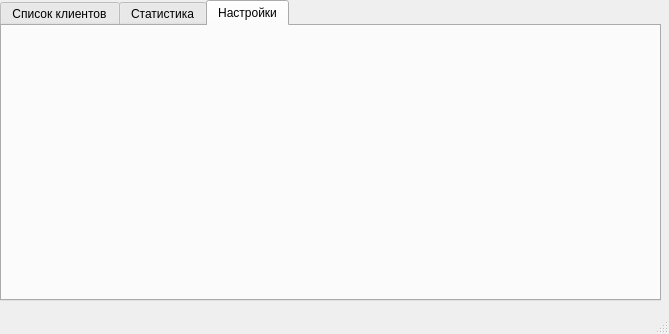
First picture: the form in lesson-04/server/views/server_gui.ui, repository KTo1/qt-with-db, before the edit.
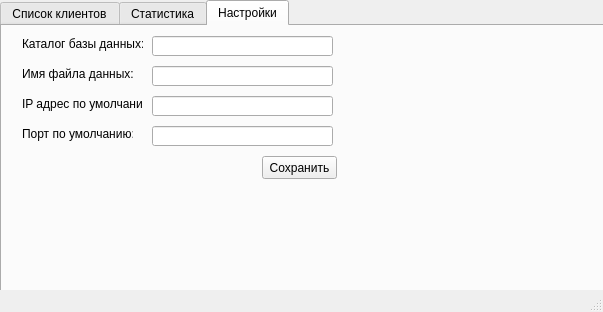
Second picture: the form after the edit. The open tabs and pages were chosen to show the change.

What changed in the file:
```diff
--- a/lesson-04/server/views/server_gui.ui
+++ b/lesson-04/server/views/server_gui.ui
@@ -6,8 +6,8 @@
    <rect>
     <x>0</x>
     <y>0</y>
-    <width>669</width>
-    <height>334</height>
+    <width>603</width>
+    <height>312</height>
    </rect>
   </property>
   <property name="windowTitle">
@@ -50,6 +50,111 @@
      <attribute name="title">
       <string>Настройки</string>
      </attribute>
+     <widget class="QLabel" name="label">
+      <property name="geometry">
+       <rect>
+        <x>20</x>
+        <y>10</y>
+        <width>121</width>
+        <height>16</height>
+       </rect>
+      </property>
+      <property name="text">
+       <string>Каталог базы данных:</string>
+      </property>
+     </widget>
+     <widget class="QLabel" name="label_2">
+      <property name="geometry">
+       <rect>
+        <x>20</x>
+        <y>40</y>
+        <width>121</width>
+        <height>16</height>
+       </rect>
+      </property>
+      <property name="text">
+       <string>Имя файла данных:</string>
+      </property>
+     </widget>
+     <widget class="QLabel" name="label_3">
+      <property name="geometry">
+       <rect>
+        <x>20</x>
+        <y>70</y>
+        <width>121</width>
+        <height>16</height>
+       </rect>
+      </property>
+      <property name="text">
+       <string>IP адрес по умолчанию:</string>
+      </property>
+     </widget>
+     <widget class="QLabel" name="label_4">
+      <property name="geometry">
+       <rect>
+        <x>20</x>
+        <y>100</y>
+        <width>111</width>
+        <height>16</height>
+       </rect>
+      </property>
+      <property name="text">
+       <string>Порт по умолчанию:</string>
+      </property>
+     </widget>
+     <widget class="QLineEdit" name="edt_database_dir">
+      <property name="geometry">
+       <rect>
+        <x>150</x>
+        <y>10</y>
+        <width>181</width>
+        <height>20</height>
+       </rect>
+      </property>
+     </widget>
+     <widget class="QLineEdit" name="edt_database_file">
+      <property name="geometry">
+       <rect>
+        <x>150</x>
+        <y>40</y>
+        <width>181</width>
+        <height>20</height>
+       </rect>
+      </property>
+     </widget>
+     <widget class="QLineEdit" name="edt_default_address">
+      <property name="geometry">
+       <rect>
+        <x>150</x>
+        <y>70</y>
+        <width>181</width>
+        <height>20</height>
+       </rect>
+      </property>
+     </widget>
+     <widget class="QLineEdit" name="edt_default_port">
+      <property name="geometry">
+       <rect>
+        <x>150</x>
+        <y>100</y>
+        <width>181</width>
+        <height>20</height>
+       </rect>
+      </property>
+     </widget>
+     <widget class="QPushButton" name="btn_save">
+      <property name="geometry">
+       <rect>
+        <x>260</x>
+        <y>130</y>
+        <width>75</width>
+        <height>23</height>
+       </rect>
+      </property>
+      <property name="text">
+       <string>Сохранить</string>
+      </property>
+     </widget>
     </widget>
    </widget>
   </widget>
```
Left out of the diff: 4 changed lines with no effect on the pictures.
